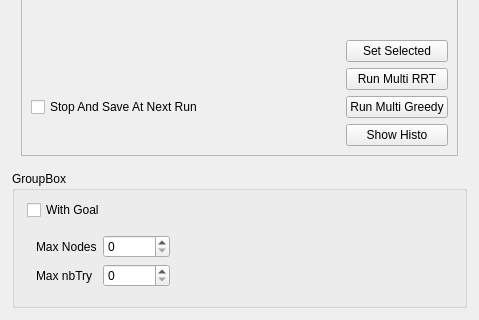
Qt form qtWindow/qtMainInterface/qtMotionPlanner.ui (jmainpri/libmove3d) before a commit; both pictures show x 0 to 479 and y 415 to 735 of the 479 by 735 pixel window.
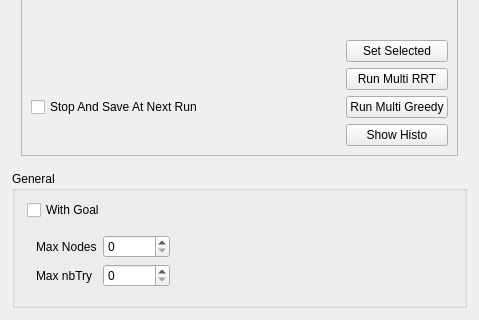
The same form after that commit. The open tabs and pages were chosen to show the change.

Commit message: Add a button to the motion planner interface

What changed in the file:
```diff
--- a/qtWindow/qtMainInterface/qtMotionPlanner.ui
+++ b/qtWindow/qtMainInterface/qtMotionPlanner.ui
@@ -969,7 +969,7 @@
    <item>
     <widget class="QGroupBox" name="groupBox">
      <property name="title">
-      <string>GroupBox</string>
+      <string>General</string>
      </property>
      <layout class="QVBoxLayout" name="verticalLayout_2">
       <property name="leftMargin">
```
Left out of the diff: 2 changed lines with no effect on the pictures.
